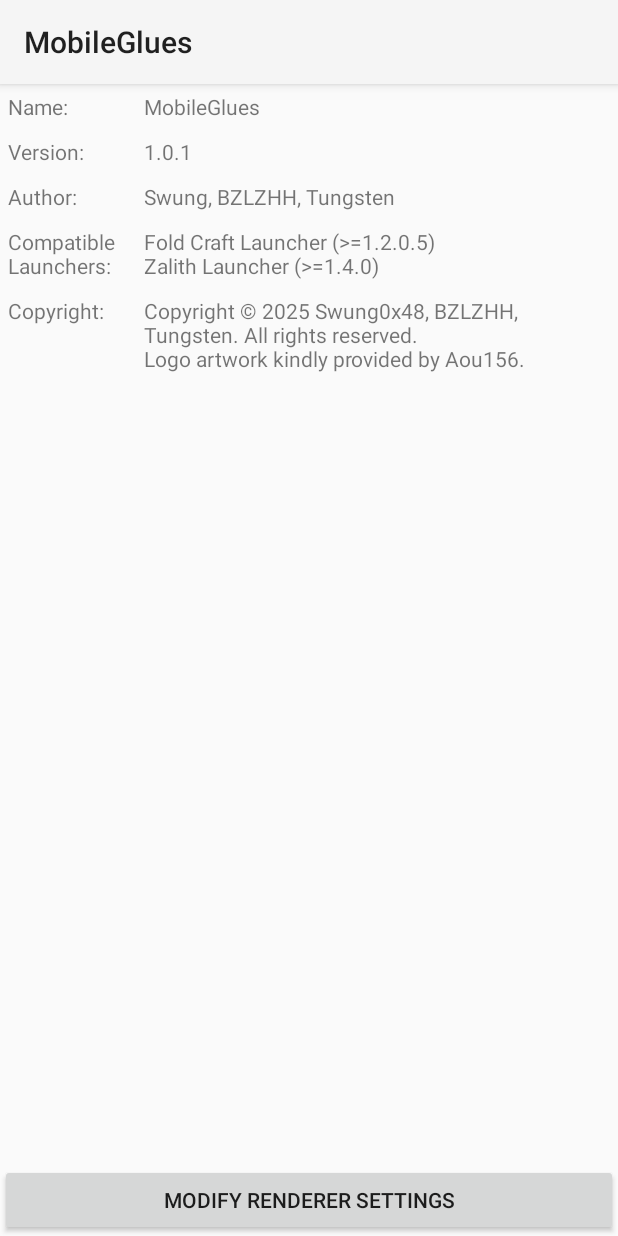
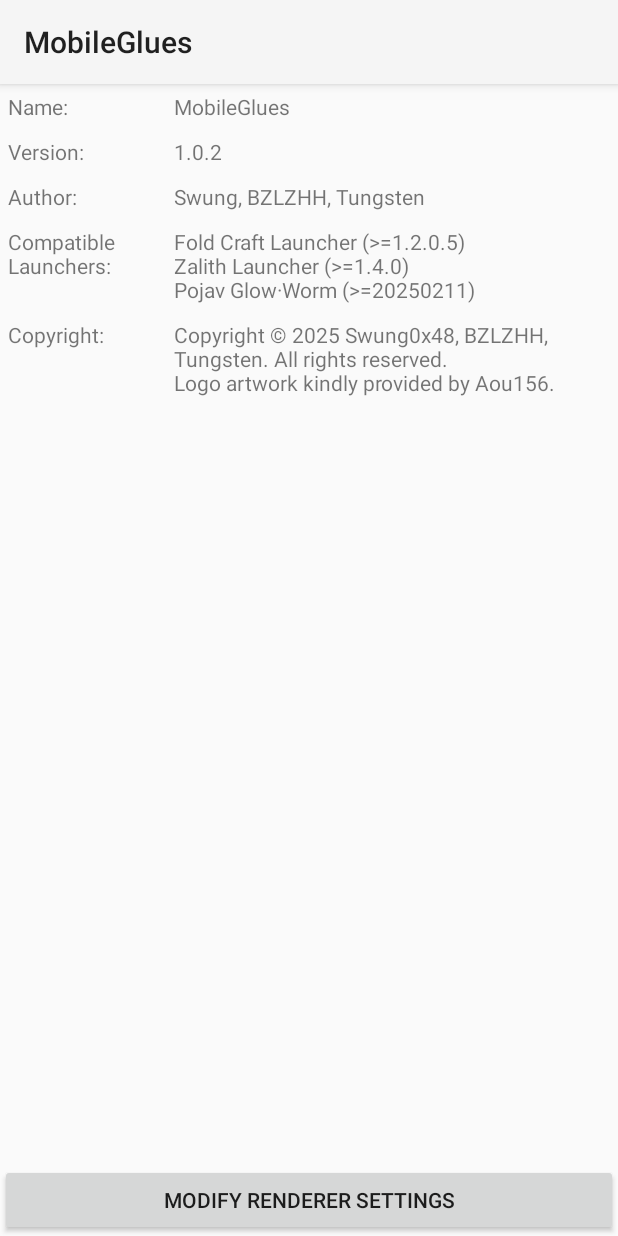
Before and after one commit to windtheminer/MobileGlues-plugin, an Android app: the screen it shows after launch (MainActivity), on a phone screen of 412 x 824 dp. Run offline under Robolectric (Android 15) with nearby library versions, the phone set to English and light mode, and no system bars; 1 statement that could not run was skipped.

Commit message:
[Release|Feature] (...): Version dump to 1.0.2. Update MobileGlues. Add controlling max glsl cache size feature. Adjust the UI.
Signed-off-by: BZLZHH <admin@bzlzhh.top>

```diff
--- a/app/build.gradle.kts
+++ b/app/build.gradle.kts
@@ -14,8 +14,8 @@ android {
         applicationId = "com.fcl.plugin.mobileglues"
         minSdk = 26
         targetSdk = 34
-        versionCode = 1010
-        versionName = "1.0.1"
+        versionCode = 1020
+        versionName = "1.0.2"
 
         testInstrumentationRunner = "androidx.test.runner.AndroidJUnitRunner"
 
--- a/app/src/main/AndroidManifest.xml
+++ b/app/src/main/AndroidManifest.xml
@@ -25,7 +25,7 @@
         <activity
             android:name=".MainActivity"
             android:exported="true"
-            android:screenOrientation="fullSensor"
+            android:screenOrientation="portrait"
             android:theme="@style/Theme.MobileGlues">
             <intent-filter>
                 <action android:name="android.intent.action.MAIN" />
--- a/app/src/main/java/com/fcl/plugin/mobileglues/utils/Constants.java
+++ b/app/src/main/java/com/fcl/plugin/mobileglues/utils/Constants.java
@@ -7,5 +7,6 @@ public class Constants {
     public static final String MG_DIRECTORY = Environment.getExternalStorageDirectory().getAbsolutePath() + "/MG";
 
     public static final String CONFIG_FILE_PATH = MG_DIRECTORY + "/config.json";
+    public static final String GLSL_CACHE_FILE_PATH = MG_DIRECTORY + "/glsl_cache.tmp";
 
 }
--- a/app/src/main/java/com/fcl/plugin/mobileglues/utils/FileUtils.java
+++ b/app/src/main/java/com/fcl/plugin/mobileglues/utils/FileUtils.java
@@ -51,4 +51,8 @@ public class FileUtils {
         Files.write(file, data);
     }
 
+    public static void deleteFile(File file) throws IOException {
+        Files.delete(file.toPath());
+    }
+
 }
--- a/app/src/main/res/layout/activity_main.xml
+++ b/app/src/main/res/layout/activity_main.xml
@@ -1,5 +1,6 @@
 <?xml version="1.0" encoding="utf-8"?>
 <LinearLayout xmlns:android="http://schemas.android.com/apk/res/android"
+    xmlns:tools="http://schemas.android.com/tools"
     android:orientation="vertical"
     android:layout_width="match_parent"
     android:layout_height="match_parent">
@@ -10,7 +11,7 @@
         android:orientation="horizontal">
 
         <TextView
-            android:layout_width="80dp"
+            android:layout_width="100dp"
             android:layout_height="wrap_content"
             android:text="@string/view_name"
             android:layout_margin="5dp" />
@@ -30,7 +31,7 @@
         android:orientation="horizontal">
 
         <TextView
-            android:layout_width="80dp"
+            android:layout_width="100dp"
             android:layout_height="wrap_content"
             android:text="@string/view_version"
             android:layout_margin="5dp" />
@@ -50,7 +51,7 @@
         android:orientation="horizontal">
 
         <TextView
-            android:layout_width="80dp"
+            android:layout_width="100dp"
             android:layout_height="wrap_content"
             android:text="@string/view_author"
             android:layout_margin="5dp" />
@@ -70,7 +71,7 @@
         android:orientation="horizontal">
 
         <TextView
-            android:layout_width="80dp"
+            android:layout_width="100dp"
             android:layout_height="wrap_content"
             android:text="@string/view_launcher"
             android:layout_margin="5dp" />
@@ -90,7 +91,7 @@
         android:orientation="horizontal">
 
         <TextView
-            android:layout_width="80dp"
+            android:layout_width="100dp"
             android:layout_height="wrap_content"
             android:text="@string/view_copyright"
             android:layout_margin="5dp" />
@@ -112,9 +113,25 @@
     <LinearLayout
         android:id="@+id/option_layout"
         android:visibility="gone"
+        tools:visibility="visible"
         android:layout_width="match_parent"
         android:layout_height="wrap_content"
         android:orientation="vertical">
+
+        <TextView
+            android:layout_width="wrap_content"
+            android:layout_height="wrap_content"
+            android:text="@string/option_glsl_cache"
+            android:layout_margin="5dp" />
+
+        <EditText
+            android:id="@+id/input_max_glsl_cache_size"
+            android:layout_width="match_parent"
+            android:layout_height="wrap_content"
+            android:layout_margin="5dp"
+            android:autofillHints=""
+            android:inputType="number"
+            tools:ignore="LabelFor" />
 
         <TextView
             android:layout_width="wrap_content"
@@ -192,6 +209,7 @@
         android:layout_width="match_parent"
         android:layout_height="wrap_content"
         android:text="@string/open_options"
+        tools:visibility="gone"
         android:id="@+id/open_options" />
 
 </LinearLayout>
--- a/app/src/main/res/values/strings.xml
+++ b/app/src/main/res/values/strings.xml
@@ -2,10 +2,10 @@
     <string name="app_name">MobileGlues</string>
 
     <string name="info_name" translatable="false">MobileGlues</string>
-    <string name="info_version" translatable="false">1.0.1</string>
+    <string name="info_version" translatable="false">1.0.2</string>
     <string name="info_author" translatable="false">Swung, BZLZHH, Tungsten</string>
     <string name="info_copyright" translatable="false">Copyright © 2025 Swung0x48, BZLZHH, Tungsten. All rights reserved.\nLogo artwork kindly provided by Aou156.</string>
-    <string name="info_launcher" translatable="false">Fold Craft Launcher (>=1.2.0.5)\nZalith Launcher (>=1.4.0)</string>
+    <string name="info_launcher" translatable="false">Fold Craft Launcher (>=1.2.0.5)\nZalith Launcher (>=1.4.0)\nPojav Glow·Worm (>=20250211)</string>
 
     <string name="view_name">Name: </string>
     <string name="view_version">Version: </string>
@@ -15,6 +15,7 @@
 
     <string name="open_options">Modify renderer settings</string>
 
+    <string name="option_glsl_cache">Max glsl cache size: (MB, enter 0 to clear and disable glsl cache)</string>
     <string name="option_angle">Use ANGLE as OpenGL ES driver</string>
     <string name="option_angle_disable_if_possible">Disable if possible</string>
     <string name="option_angle_enable_if_possible">Enable if possible</string>
```
Also changed, not shown: app/src/main/java/com/fcl/plugin/mobileglues/MainActivity.java (+38 -1 lines), app/src/main/java/com/fcl/plugin/mobileglues/settings/MGConfig.java (+26 -1 lines), 1 other file.
